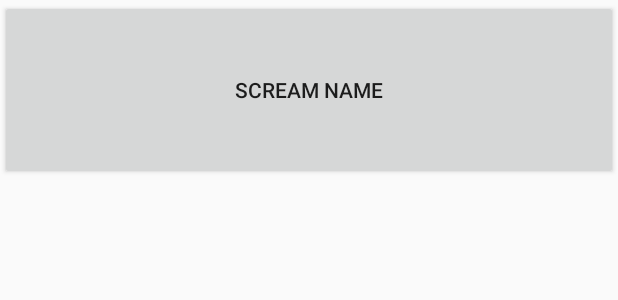
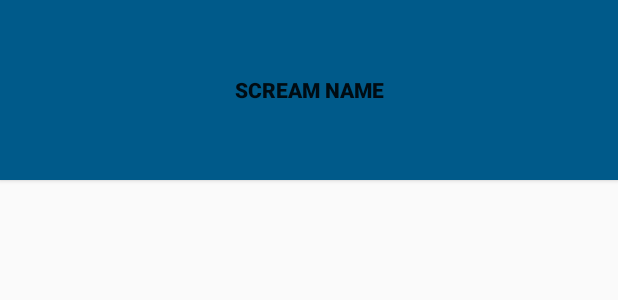
Before and after one commit to pekomon/scream-box, an Android app: the layout list_item_scream.xml on its own in the app's theme, with its tools: preview values and no code run, on a phone screen of 412 x 824 dp. Shown: the top 300 px of the screen. Run offline under Robolectric (Android 15) with nearby library versions, the phone set to English and light mode, and no system bars.

Commit message:
Coloured button

```diff
--- a/app/src/main/res/layout/list_item_scream.xml
+++ b/app/src/main/res/layout/list_item_scream.xml
@@ -9,6 +9,7 @@
     </data>
 
     <Button
+        style="@style/ScreamBoxButton.Strong"
         android:layout_width="match_parent"
         android:layout_height="120dp"
         android:onClick="@{() -> viewModel.onButtonClicked()}"
--- a/app/src/main/res/values/styles.xml
+++ b/app/src/main/res/values/styles.xml
@@ -8,4 +8,12 @@
         <item name="colorAccent">@color/colorAccent</item>
     </style>
 
+    <style name="ScreamBoxButton">
+        <item name="android:background">@color/dark_blue</item>
+    </style>
+
+    <style name="ScreamBoxButton.Strong">
+        <item name="android:textStyle">bold</item>
+    </style>
+
 </resources>
```
Also changed, not shown: app/src/main/res/values/colors.xml (+7 -0 lines).
